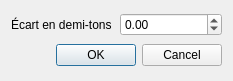
Above: sources/editor/tools/transpose_smpl/tooltransposesmpl_gui.ui from davy7125/polyphone before the change. Below: the same form after it.
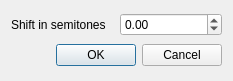
That is the form after the change.

What changed in the file:
```diff
--- a/sources/editor/tools/transpose_smpl/tooltransposesmpl_gui.ui
+++ b/sources/editor/tools/transpose_smpl/tooltransposesmpl_gui.ui
@@ -17,7 +17,7 @@
    <item row="0" column="0">
     <widget class="QLabel" name="label">
      <property name="text">
-      <string>Écart en demi-tons</string>
+      <string>Shift in semitones</string>
      </property>
     </widget>
    </item>
```
